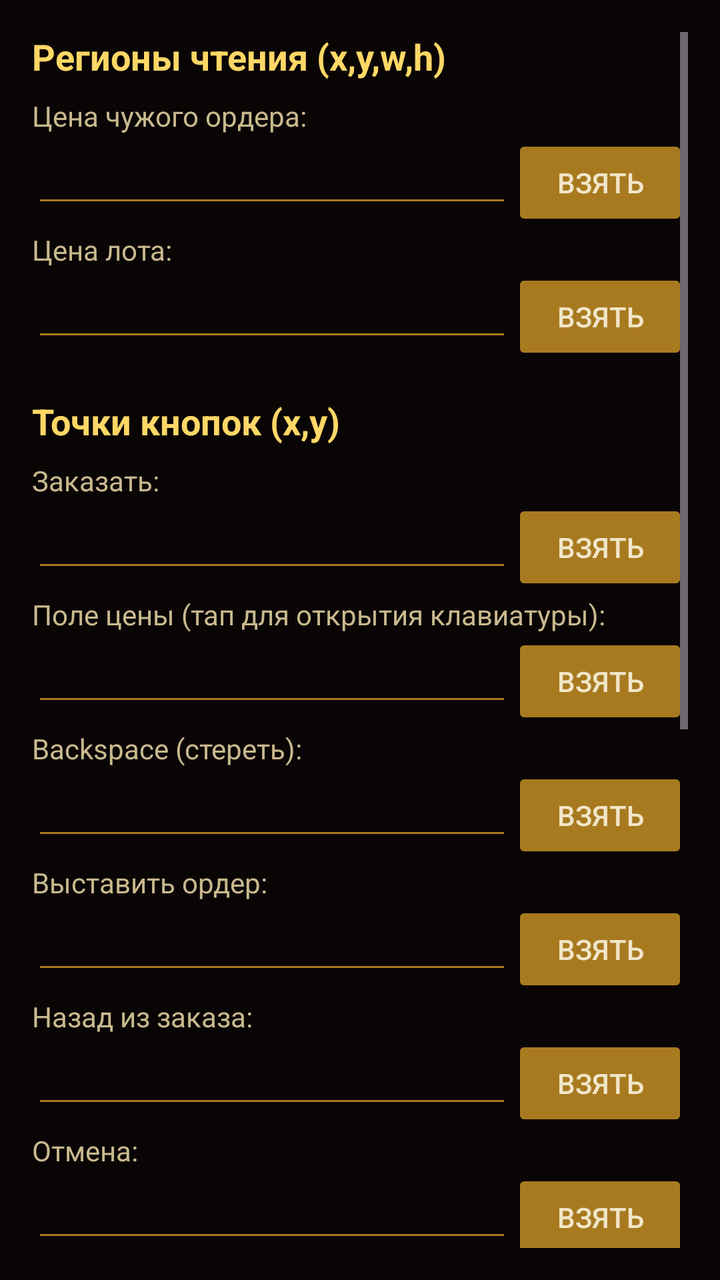
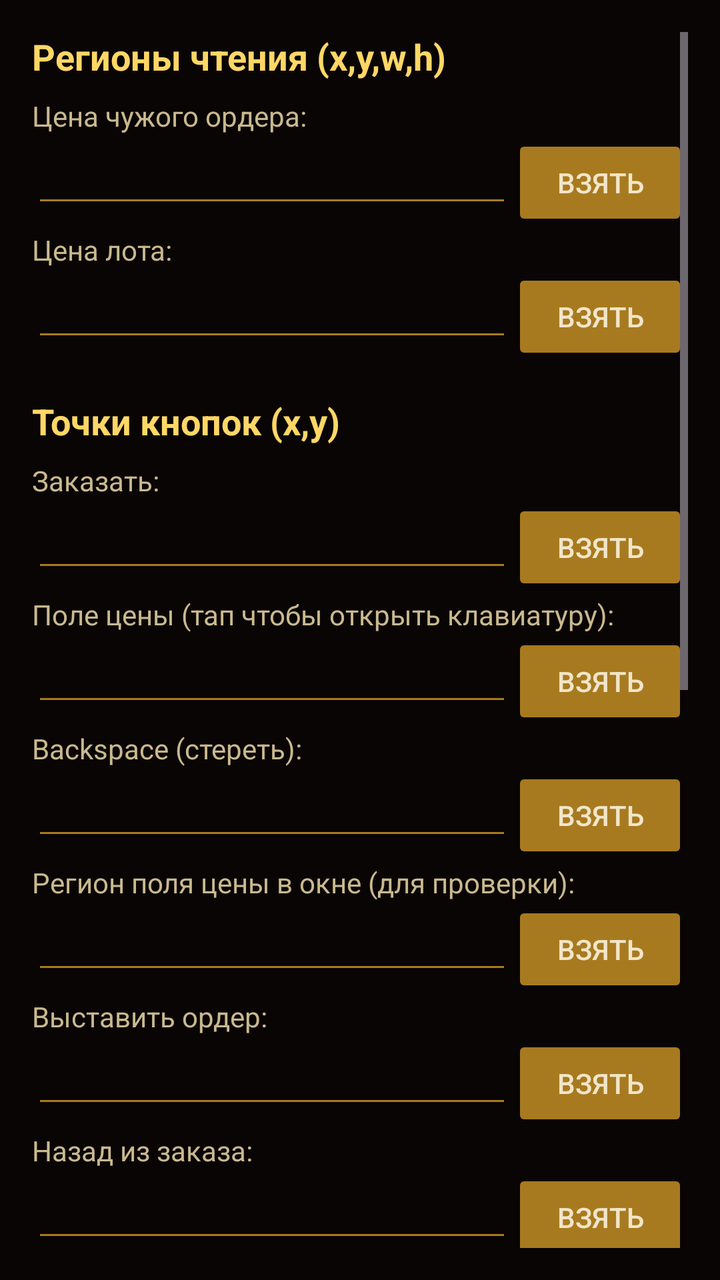

Compare the two renders of this Android layout. The source of the first and the diff that turns it into the second are given below.
<!-- AndroidManifest.xml: application theme Theme.ScriptucSniper -->
<!-- res/layout/activity_settings.xml -->
<?xml version="1.0" encoding="utf-8"?>
<ScrollView xmlns:android="http://schemas.android.com/apk/res/android"
    android:layout_width="match_parent"
    android:layout_height="match_parent"
    android:padding="16dp"
    android:background="@color/bg_deep">

    <LinearLayout
        android:layout_width="match_parent"
        android:layout_height="wrap_content"
        android:orientation="vertical">

        <TextView android:text="Регионы чтения (x,y,w,h)"
            android:textStyle="bold" android:textSize="18sp"
            android:textColor="@color/purple_bright"
            android:layout_marginBottom="8dp"
            android:layout_width="wrap_content" android:layout_height="wrap_content"/>

        <TextView android:text="Цена чужого ордера:"
            android:textColor="@color/text_secondary"
            android:layout_width="wrap_content" android:layout_height="wrap_content"/>
        <LinearLayout android:orientation="horizontal"
            android:layout_width="match_parent" android:layout_height="wrap_content">
            <EditText android:id="@+id/etZapros"
                android:textColor="@color/text_primary" android:backgroundTint="@color/purple_dim"
                android:inputType="text"
                android:layout_width="0dp" android:layout_weight="1" android:layout_height="wrap_content"/>
            <Button android:id="@+id/btnPickZapros" android:text="взять"
                android:backgroundTint="@color/purple_dim" android:textColor="@color/text_primary"
                android:layout_width="wrap_content" android:layout_height="wrap_content"/>
        </LinearLayout>

        <TextView android:text="Цена лота:"
            android:textColor="@color/text_secondary"
            android:layout_width="wrap_content" android:layout_height="wrap_content"/>
        <LinearLayout android:orientation="horizontal"
            android:layout_width="match_parent" android:layout_height="wrap_content">
            <EditText android:id="@+id/etLot"
                android:textColor="@color/text_primary" android:backgroundTint="@color/purple_dim"
                android:inputType="text"
                android:layout_width="0dp" android:layout_weight="1" android:layout_height="wrap_content"/>
            <Button android:id="@+id/btnPickLot" android:text="взять"
                android:backgroundTint="@color/purple_dim" android:textColor="@color/text_primary"
                android:layout_width="wrap_content" android:layout_height="wrap_content"/>
        </LinearLayout>

        <TextView android:text="Точки кнопок (x,y)"
            android:textStyle="bold" android:textSize="18sp"
            android:textColor="@color/purple_bright"
            android:layout_marginTop="16dp" android:layout_marginBottom="8dp"
            android:layout_width="wrap_content" android:layout_height="wrap_content"/>

        <TextView android:text="Заказать:" android:textColor="@color/text_secondary"
            android:layout_width="wrap_content" android:layout_height="wrap_content"/>
        <LinearLayout android:orientation="horizontal" android:layout_width="match_parent" android:layout_height="wrap_content">
            <EditText android:id="@+id/etBtnZakaz"
                android:textColor="@color/text_primary" android:backgroundTint="@color/purple_dim"
                android:layout_width="0dp" android:layout_weight="1" android:layout_height="wrap_content"/>
            <Button android:id="@+id/btnPickBtnZakaz" android:text="взять"
                android:backgroundTint="@color/purple_dim" android:textColor="@color/text_primary"
                android:layout_width="wrap_content" android:layout_height="wrap_content"/>
        </LinearLayout>

        <TextView android:text="Поле цены (тап для открытия клавиатуры):" android:textColor="@color/text_secondary"
            android:layout_width="wrap_content" android:layout_height="wrap_content"/>
        <LinearLayout android:orientation="horizontal" android:layout_width="match_parent" android:layout_height="wrap_content">
            <EditText android:id="@+id/etPriceField"
                android:textColor="@color/text_primary" android:backgroundTint="@color/purple_dim"
                android:layout_width="0dp" android:layout_weight="1" android:layout_height="wrap_content"/>
            <Button android:id="@+id/btnPickPriceField" android:text="взять"
                android:backgroundTint="@color/purple_dim" android:textColor="@color/text_primary"
                android:layout_width="wrap_content" android:layout_height="wrap_content"/>
        </LinearLayout>

        <TextView android:text="Backspace (стереть):" android:textColor="@color/text_secondary"
            android:layout_width="wrap_content" android:layout_height="wrap_content"/>
        <LinearLayout android:orientation="horizontal" android:layout_width="match_parent" android:layout_height="wrap_content">
            <EditText android:id="@+id/etBackspace"
                android:textColor="@color/text_primary" android:backgroundTint="@color/purple_dim"
                android:layout_width="0dp" android:layout_weight="1" android:layout_height="wrap_content"/>
            <Button android:id="@+id/btnPickBackspace" android:text="взять"
                android:backgroundTint="@color/purple_dim" android:textColor="@color/text_primary"
                android:layout_width="wrap_content" android:layout_height="wrap_content"/>
        </LinearLayout>

        <TextView android:text="Выставить ордер:" android:textColor="@color/text_secondary"
            android:layout_width="wrap_content" android:layout_height="wrap_content"/>
        <LinearLayout android:orientation="horizontal" android:layout_width="match_parent" android:layout_height="wrap_content">
            <EditText android:id="@+id/etBtnVtoroy"
                android:textColor="@color/text_primary" android:backgroundTint="@color/purple_dim"
                android:layout_width="0dp" android:layout_weight="1" android:layout_height="wrap_content"/>
            <Button android:id="@+id/btnPickBtnVtoroy" android:text="взять"
                android:backgroundTint="@color/purple_dim" android:textColor="@color/text_primary"
                android:layout_width="wrap_content" android:layout_height="wrap_content"/>
        </LinearLayout>

        <TextView android:text="Назад из заказа:" android:textColor="@color/text_secondary"
            android:layout_width="wrap_content" android:layout_height="wrap_content"/>
        <LinearLayout android:orientation="horizontal" android:layout_width="match_parent" android:layout_height="wrap_content">
            <EditText android:id="@+id/etBtnNazad"
                android:textColor="@color/text_primary" android:backgroundTint="@color/purple_dim"
                android:layout_width="0dp" android:layout_weight="1" android:layout_height="wrap_content"/>
            <Button android:id="@+id/btnPickBtnNazad" android:text="взять"
                android:backgroundTint="@color/purple_dim" android:textColor="@color/text_primary"
                android:layout_width="wrap_content" android:layout_height="wrap_content"/>
        </LinearLayout>

        <TextView android:text="Отмена:" android:textColor="@color/text_secondary"
            android:layout_width="wrap_content" android:layout_height="wrap_content"/>
        <LinearLayout android:orientation="horizontal" android:layout_width="match_parent" android:layout_height="wrap_content">
            <EditText android:id="@+id/etBtnOtmena"
                android:textColor="@color/text_primary" android:backgroundTint="@color/purple_dim"
                android:layout_width="0dp" android:layout_weight="1" android:layout_height="wrap_content"/>
            <Button android:id="@+id/btnPickBtnOtmena" android:text="взять"
                android:backgroundTint="@color/purple_dim" android:textColor="@color/text_primary"
                android:layout_width="wrap_content" android:layout_height="wrap_content"/>
        </LinearLayout>

        <TextView android:text="Галочка на клавиатуре:" android:textColor="@color/text_secondary"
            android:layout_width="wrap_content" android:layout_height="wrap_content"/>
        <LinearLayout android:orientation="horizontal" android:layout_width="match_parent" android:layout_height="wrap_content">
            <EditText android:id="@+id/etBtnGalochka"
                android:textColor="@color/text_primary" android:backgroundTint="@color/purple_dim"
                android:layout_width="0dp" android:layout_weight="1" android:layout_height="wrap_content"/>
            <Button android:id="@+id/btnPickBtnGalochka" android:text="взять"
                android:backgroundTint="@color/purple_dim" android:textColor="@color/text_primary"
                android:layout_width="wrap_content" android:layout_height="wrap_content"/>
        </LinearLayout>

        <TextView android:text="Точка «.» на клавиатуре:" android:textColor="@color/text_secondary"
            android:layout_width="wrap_content" android:layout_height="wrap_content"/>
        <LinearLayout android:orientation="horizontal" android:layout_width="match_parent" android:layout_height="wrap_content">
            <EditText android:id="@+id/etBtnTochka"
                android:textColor="@color/text_primary" android:backgroundTint="@color/purple_dim"
                android:layout_width="0dp" android:layout_weight="1" android:layout_height="wrap_content"/>
            <Button android:id="@+id/btnPickBtnTochka" android:text="взять"
                android:backgroundTint="@color/purple_dim" android:textColor="@color/text_primary"
                android:layout_width="wrap_content" android:layout_height="wrap_content"/>
        </LinearLayout>

        <TextView android:text="Цифры 0-9 (x,y)"
            android:textStyle="bold" android:textSize="18sp"
            android:textColor="@color/purple_bright"
            android:layout_marginTop="16dp" android:layout_marginBottom="8dp"
            android:layout_width="wrap_content" android:layout_height="wrap_content"/>

        <LinearLayout
            android:id="@+id/numContainer"
            android:layout_width="match_parent"
            android:layout_height="wrap_content"
            android:orientation="vertical" />

        <TextView android:text="Параметры перебива"
            android:textStyle="bold" android:textSize="18sp"
            android:textColor="@color/purple_bright"
            android:layout_marginTop="16dp" android:layout_marginBottom="8dp"
            android:layout_width="wrap_content" android:layout_height="wrap_content"/>

        <TextView android:text="Шаг перебива:" android:textColor="@color/text_secondary"
            android:layout_width="wrap_content" android:layout_height="wrap_content"/>
        <EditText android:id="@+id/etPerebiv"
            android:textColor="@color/text_primary" android:backgroundTint="@color/purple_dim"
            android:inputType="numberDecimal"
            android:layout_width="match_parent" android:layout_height="wrap_content"/>

        <TextView android:text="Пауза цикла, мс:" android:textColor="@color/text_secondary"
            android:layout_width="wrap_content" android:layout_height="wrap_content"/>
        <EditText android:id="@+id/etLoopMs"
            android:textColor="@color/text_primary" android:backgroundTint="@color/purple_dim"
            android:inputType="number"
            android:layout_width="match_parent" android:layout_height="wrap_content"/>

        <TextView android:text="Макс цена (0 = без лимита):" android:textColor="@color/text_secondary"
            android:layout_width="wrap_content" android:layout_height="wrap_content"/>
        <EditText android:id="@+id/etMaxPrice"
            android:textColor="@color/text_primary" android:backgroundTint="@color/purple_dim"
            android:inputType="numberDecimal"
            android:layout_width="match_parent" android:layout_height="wrap_content"/>

        <Button android:id="@+id/btnSave" android:text="Сохранить"
            android:backgroundTint="@color/purple_primary"
            android:textColor="@color/bg_deep"
            android:layout_marginTop="24dp"
            android:layout_width="match_parent" android:layout_height="wrap_content"/>
    </LinearLayout>
</ScrollView>
<!-- resources referenced by this layout -->
<resources>
  <color name="bg_deep">#0A0505</color>
  <color name="purple_bright">#FFD766</color>
  <color name="purple_dim">#A87A20</color>
  <color name="purple_primary">#E8B23A</color>
  <color name="text_primary">#F2E6C9</color>
  <color name="text_secondary">#C9B98E</color>
  <style name="Theme.ScriptucSniper" parent="Theme.Material3.Dark.NoActionBar">
          <item name="colorPrimary">@color/purple_primary</item>
          <item name="colorOnPrimary">@color/bg_deep</item>
          <item name="colorPrimaryContainer">@color/purple_glow</item>
          <item name="colorOnPrimaryContainer">@color/text_primary</item>
  
          <item name="colorSecondary">@color/purple_bright</item>
          <item name="colorOnSecondary">@color/bg_deep</item>
          <item name="colorSecondaryContainer">@color/purple_dim</item>
          <item name="colorOnSecondaryContainer">@color/text_primary</item>
  
          <item name="android:colorBackground">@color/bg_deep</item>
          <item name="colorSurface">@color/bg_surface</item>
          <item name="colorOnSurface">@color/text_primary</item>
          <item name="colorSurfaceVariant">@color/bg_elevated</item>
          <item name="colorOnSurfaceVariant">@color/text_secondary</item>
  
          <item name="colorOutline">@color/bg_stroke</item>
          <item name="colorError">@color/danger</item>
  
          <item name="android:statusBarColor">@color/bg_deep</item>
          <item name="android:navigationBarColor">@color/bg_deep</item>
          <item name="android:windowLightStatusBar">false</item>
          <item name="android:windowLightNavigationBar" tools:targetApi="o_mr1">false</item>
      </style>
  <color name="purple_glow">#6B4A10</color>
  <color name="bg_surface">#160C0C</color>
  <color name="bg_elevated">#221010</color>
  <color name="bg_stroke">#4A2A10</color>
  <color name="danger">#FF3D3D</color>
</resources>

<!-- the commit's change to res/layout/activity_settings.xml (unified diff, before → after) -->
@@ -61,7 +61,7 @@
                 android:layout_width="wrap_content" android:layout_height="wrap_content"/>
         </LinearLayout>
 
-        <TextView android:text="Поле цены (тап для открытия клавиатуры):" android:textColor="@color/text_secondary"
+        <TextView android:text="Поле цены (тап чтобы открыть клавиатуру):" android:textColor="@color/text_secondary"
             android:layout_width="wrap_content" android:layout_height="wrap_content"/>
         <LinearLayout android:orientation="horizontal" android:layout_width="match_parent" android:layout_height="wrap_content">
             <EditText android:id="@+id/etPriceField"
@@ -79,6 +79,17 @@
                 android:textColor="@color/text_primary" android:backgroundTint="@color/purple_dim"
                 android:layout_width="0dp" android:layout_weight="1" android:layout_height="wrap_content"/>
             <Button android:id="@+id/btnPickBackspace" android:text="взять"
+                android:backgroundTint="@color/purple_dim" android:textColor="@color/text_primary"
+                android:layout_width="wrap_content" android:layout_height="wrap_content"/>
+        </LinearLayout>
+
+        <TextView android:text="Регион поля цены в окне (для проверки):" android:textColor="@color/text_secondary"
+            android:layout_width="wrap_content" android:layout_height="wrap_content"/>
+        <LinearLayout android:orientation="horizontal" android:layout_width="match_parent" android:layout_height="wrap_content">
+            <EditText android:id="@+id/etOrderPriceRegion"
+                android:textColor="@color/text_primary" android:backgroundTint="@color/purple_dim"
+                android:layout_width="0dp" android:layout_weight="1" android:layout_height="wrap_content"/>
+            <Button android:id="@+id/btnPickOrderPrice" android:text="взять"
                 android:backgroundTint="@color/purple_dim" android:textColor="@color/text_primary"
                 android:layout_width="wrap_content" android:layout_height="wrap_content"/>
         </LinearLayout>
